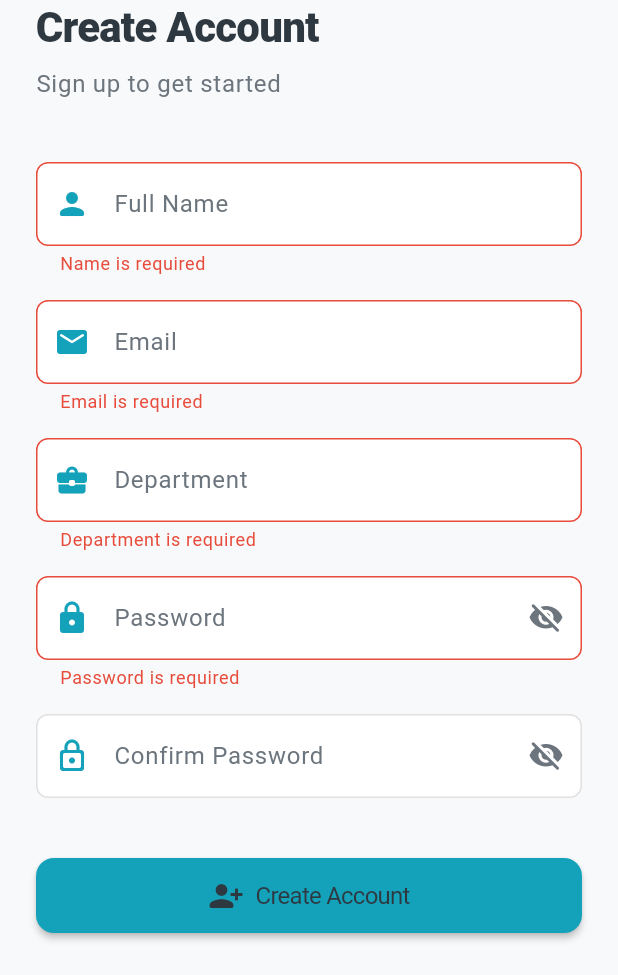
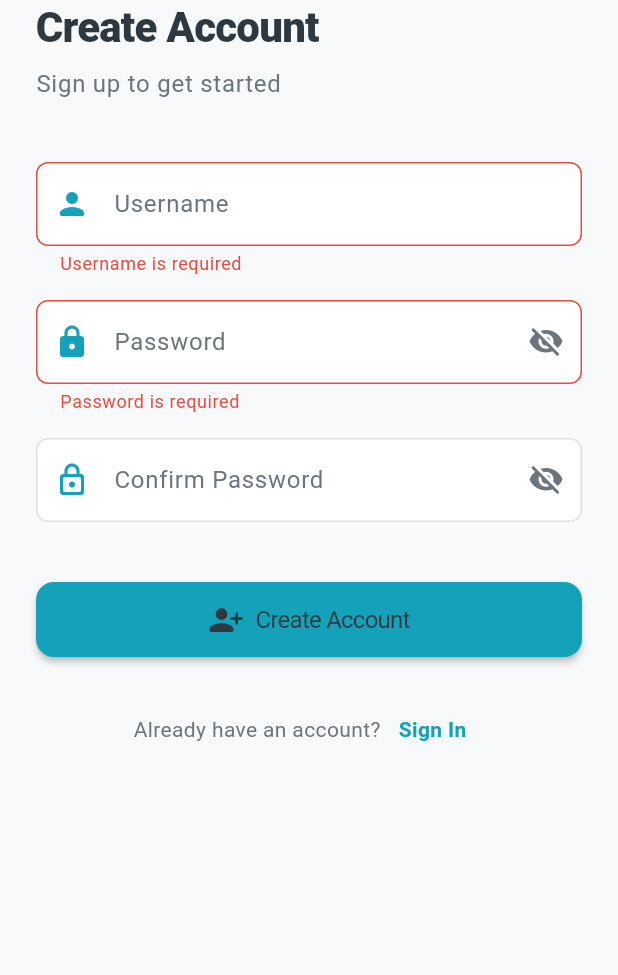
Before and after one commit to rafli4514/absensi-magang, a Flutter app: the RegisterScreen screen opened by its route, after a tap on "Create Account", on a phone screen of 412 x 824 dp, the part 261-1236 px from its top. Run offline on Flutter 3.47's test engine with Material 3 defaults, Android fonts, the phone set to English and light mode, and no system bars; our stand-ins replace geolocator, image_picker, permission_handler, shared_preferences; missing offline and left inert: mobile_scanner; accounts and stored records are empty.

Commit message:
feat: integrate api auth to mobile can login and register

```diff
--- a/mobile/lib/models/user.dart
+++ b/mobile/lib/models/user.dart
@@ -1,30 +1,49 @@
 class User {
   final String id;
-  final String name;
-  final String email;
-  final String department;
-  final String position;
-  final String? profileImage;
+  final String username;
+  final String? nama; // untuk peserta magang
+  final String? email;
+  final String role;
+  final String? divisi;
+  final String? instansi;
+  final String? avatar;
+  final bool? isActive;
+  final DateTime? createdAt;
+  final DateTime? updatedAt;
   final String? token;
 
   User({
     required this.id,
-    required this.name,
-    required this.email,
-    required this.department,
-    required this.position,
-    this.profileImage,
+    required this.username,
+    this.nama,
+    this.email,
+    required this.role,
+    this.divisi,
+    this.instansi,
+    this.avatar,
+    this.isActive,
+    this.createdAt,
+    this.updatedAt,
     this.token,
   });
 
   factory User.fromJson(Map<String, dynamic> json) {
     return User(
-      id: json['id'] ?? '',
-      name: json['name'] ?? '',
-      email: json['email'] ?? '',
-      department: json['department'] ?? '',
-      position: json['position'] ?? '',
-      profileImage: json['profileImage'],
+      id: json['id']?.toString() ?? '',
+      username: json['username'] ?? '',
+      nama: json['nama'] ?? json['name'],
+      email: json['email'],
+      role: json['role']?.toLowerCase() ?? '',
+      divisi: json['divisi'],
+      instansi: json['instansi'],
+      avatar: json['avatar'],
+      isActive: json['isActive'],
+      createdAt: json['createdAt'] != null
+          ? DateTime.parse(json['createdAt'])
+          : null,
+      updatedAt: json['updatedAt'] != null
+          ? DateTime.parse(json['updatedAt'])
+          : null,
       token: json['token'],
     );
   }
@@ -32,12 +51,24 @@
   Map<String, dynamic> toJson() {
     return {
       'id': id,
-      'name': name,
-      'email': email,
-      'department': department,
-      'position': position,
-      'profileImage': profileImage,
-      'token': token,
+      'username': username,
+      if (nama != null) 'nama': nama,
+      if (email != null) 'email': email,
+      'role': role,
+      if (divisi != null) 'divisi': divisi,
+      if (instansi != null) 'instansi': instansi,
+      if (avatar != null) 'avatar': avatar,
+      if (isActive != null) 'isActive': isActive,
+      if (createdAt != null) 'createdAt': createdAt!.toIso8601String(),
+      if (updatedAt != null) 'updatedAt': updatedAt!.toIso8601String(),
     };
   }
+
+  // Helper getter untuk mendapatkan nama yang benar
+  String get displayName => nama ?? username;
+
+  // Helper getters untuk backward compatibility
+  String? get name => nama;
+  String? get department => divisi ?? instansi;
+  String? get position => role; // atau bisa diubah sesuai kebutuhan
 }
--- a/mobile/lib/providers/onboard_provider.dart
+++ b/mobile/lib/providers/onboard_provider.dart
@@ -12,7 +12,7 @@
   }
 
   Future<void> _loadOnboardStatus() async {
-    _onboardCompleted = StorageService.getBool(AppConstants.onboardSeenKey) ?? false;
+    _onboardCompleted = (await StorageService.getBool(AppConstants.onboardSeenKey)) ?? false;
     notifyListeners();
   }
 
--- a/mobile/lib/screens/auth/register_screen.dart
+++ b/mobile/lib/screens/auth/register_screen.dart
@@ -17,22 +17,26 @@
 
 class _RegisterScreenState extends State<RegisterScreen> {
   final _formKey = GlobalKey<FormState>();
-  final _nameController = TextEditingController();
-  final _emailController = TextEditingController();
+  final _usernameController = TextEditingController();
   final _passwordController = TextEditingController();
   final _confirmPasswordController = TextEditingController();
-  final _departmentController = TextEditingController();
   bool _obscurePassword = true;
   bool _obscureConfirmPassword = true;
+
+  @override
+  void dispose() {
+    _usernameController.dispose();
+    _passwordController.dispose();
+    _confirmPasswordController.dispose();
+    super.dispose();
+  }
 
   Future<void> _register() async {
     if (_formKey.currentState!.validate()) {
       final authProvider = Provider.of<AuthProvider>(context, listen: false);
       final success = await authProvider.register(
-        _nameController.text.trim(),
-        _emailController.text.trim(),
+        _usernameController.text.trim(),
         _passwordController.text.trim(),
-        _departmentController.text.trim(),
       );
 
       if (success && mounted) {
@@ -91,9 +95,9 @@
                 child: Column(
                   children: [
                     TextFormField(
-                      controller: _nameController,
+                      controller: _usernameController,
                       decoration: InputDecoration(
-                        labelText: 'Full Name',
+                        labelText: 'Username',
                         prefixIcon: Icon(
                           Icons.person_rounded,
                           color: AppThemes.primaryColor,
@@ -101,38 +105,15 @@
                         filled: true,
                         fillColor: theme.cardTheme.color,
                       ),
-                      validator: Validators.validateName,
-                      style: TextStyle(color: theme.colorScheme.onSurface),
-                    ),
-                    const SizedBox(height: 16),
-                    TextFormField(
-                      controller: _emailController,
-                      decoration: InputDecoration(
-                        labelText: 'Email',
-                        prefixIcon: Icon(
-                          Icons.email_rounded,
-                          color: AppThemes.primaryColor,
-                        ),
-                        filled: true,
-                        fillColor: theme.cardTheme.color,
-                      ),
-                      keyboardType: TextInputType.emailAddress,
-                      validator: Validators.validateEmail,
-                      style: TextStyle(color: theme.colorScheme.onSurface),
-                    ),
-                    const SizedBox(height: 16),
-                    TextFormField(
-                      controller: _departmentController,
-                      decoration: InputDecoration(
-                        labelText: 'Department',
-                        prefixIcon: Icon(
-                          Icons.business_center_rounded,
-                          color: AppThemes.primaryColor,
-                        ),
-                        filled: true,
-                        fillColor: theme.cardTheme.color,
-                      ),
-                      validator: Validators.validateDepartment,
+                      validator: (value) {
+                        if (value == null || value.isEmpty) {
+                          return 'Username is required';
+                        }
+                        if (value.length < 3) {
+                          return 'Username must be at least 3 characters';
+                        }
+                        return null;
+                      },
                       style: TextStyle(color: theme.colorScheme.onSurface),
                     ),
                     const SizedBox(height: 16),
--- a/mobile/lib/screens/profile/edit_profile_screen.dart
+++ b/mobile/lib/screens/profile/edit_profile_screen.dart
@@ -40,10 +40,10 @@
     final user = authProvider.user;
 
     if (user != null) {
-      _nameController.text = user.name;
-      _emailController.text = user.email;
-      _departmentController.text = user.department;
-      _positionController.text = user.position;
+      _nameController.text = user.displayName;
+      _emailController.text = user.email ?? '';
+      _departmentController.text = user.department ?? '';
+      _positionController.text = user.position ?? user.role;
     }
   }
 
--- a/mobile/lib/screens/profile/profile_screen.dart
+++ b/mobile/lib/screens/profile/profile_screen.dart
@@ -133,7 +133,7 @@
                               radius: 40,
                               backgroundColor: Colors.transparent,
                               child: Text(
-                                user?.name.substring(0, 1).toUpperCase() ?? 'U',
+                                (user?.name ?? user?.displayName ?? 'U').substring(0, 1).toUpperCase(),
                                 style: const TextStyle(
                                   fontSize: 32,
                                   fontWeight: FontWeight.bold,
--- a/mobile/lib/services/auth_service.dart
+++ b/mobile/lib/services/auth_service.dart
@@ -1,37 +1,112 @@
 import '../../models/user.dart';
+import '../../models/login_response.dart';
 import '../../models/api_response.dart';
 import '../../services/api_service.dart';
+import '../../services/storage_service.dart';
 import '../../utils/constants.dart';
 
 class AuthService {
-  static Future<ApiResponse<User>> login(String email, String password) async {
+  // Login untuk admin/staff (menggunakan username)
+  static Future<ApiResponse<LoginResponse>> login(
+    String username,
+    String password
+  ) async {
     final response = await ApiService().post(
       AppConstants.loginEndpoint,
       {
-        'email': email,
+        'username': username,
         'password': password,
       },
+      (data) => LoginResponse.fromJson(data),
+    );
+    return response;
+  }
+
+  // Login untuk peserta magang
+  static Future<ApiResponse<LoginResponse>> loginPesertaMagang(
+    String username,
+    String password
+  ) async {
+    final response = await ApiService().post(
+      AppConstants.loginPesertaEndpoint,
+      {
+        'username': username,
+        'password': password,
+      },
+      (data) => LoginResponse.fromJson(data),
+    );
+    return response;
+  }
+
+  // Register (sesuai dengan backend yang pakai username)
+  static Future<ApiResponse<LoginResponse>> register(
+    String username,
+    String password,
+    {String? role}
+  ) async {
+    final response = await ApiService().post(
+      AppConstants.registerEndpoint,
+      {
+        'username': username,
+        'password': password,
+        if (role != null) 'role': role,
+      },
+      (data) => LoginResponse.fromJson(data),
+    );
+    return response;
+  }
+
+  // Get profile (protected route)
+  static Future<ApiResponse<User>> getProfile() async {
+    final response = await ApiService().get(
+      AppConstants.profileEndpoint,
       (data) => User.fromJson(data),
     );
     return response;
   }
 
-  static Future<ApiResponse<User>> register(
-    String name,
-    String email,
-    String password,
-    String department
-  ) async {
-    final response = await ApiService().post(
-      AppConstants.registerEndpoint,
-      {
-        'name': name,
-        'email': email,
-        'password': password,
-        'department': department,
-      },
+  // Update profile (protected route)
+  static Future<ApiResponse<User>> updateProfile({
+    String? username,
+    String? currentPassword,
+    String? newPassword,
+  }) async {
+    final body = <String, dynamic>{};
+    if (username != null) body['username'] = username;
+    if (newPassword != null) {
+      body['newPassword'] = newPassword;
+      if (currentPassword != null) {
+        body['currentPassword'] = currentPassword;
+      }
+    }
+
+    final response = await ApiService().put(
+      AppConstants.profileEndpoint,
+      body,
       (data) => User.fromJson(data),
     );
     return response;
   }
+
+  // Refresh token
+  static Future<ApiResponse<Map<String, dynamic>>> refreshToken() async {
+    final response = await ApiService().post(
+      AppConstants.refreshTokenEndpoint,
+      {},
+      (data) => data as Map<String, dynamic>,
+    );
+    return response;
+  }
+
+  // Logout (hanya hapus token di local)
+  static Future<void> logout() async {
+    await StorageService.remove(AppConstants.tokenKey);
+    await StorageService.remove(AppConstants.userDataKey);
+  }
+
+  // Check if user is logged in
+  static Future<bool> isLoggedIn() async {
+    final token = await StorageService.getString(AppConstants.tokenKey);
+    return token != null && token.isNotEmpty;
+  }
 }
--- a/mobile/lib/services/storage_service.dart
+++ b/mobile/lib/services/storage_service.dart
@@ -11,7 +11,7 @@
     return await _prefs.setString(key, value);
   }
 
-  static String? getString(String key) {
+  static Future<String?> getString(String key) async {
     return _prefs.getString(key);
   }
 
@@ -19,7 +19,7 @@
     return await _prefs.setBool(key, value);
   }
 
-  static bool? getBool(String key) {
+  static Future<bool?> getBool(String key) async {
     return _prefs.getBool(key);
   }
 
--- a/mobile/lib/utils/constants.dart
+++ b/mobile/lib/utils/constants.dart
@@ -1,6 +1,12 @@
 class AppConstants {
   static const String appName = 'Employee App';
-  static const String baseUrl = 'https://your-api-url.com';
+
+  // Pilih salah satu sesuai yang Anda gunakan SEKARANG:
+
+  // UNCOMMENT salah satu di bawah ini:
+  static const String baseUrl = 'http://10.0.2.2:3000/api'; // Android Emulator
+  // static const String baseUrl = 'http://10.80.14.71:3000/api'; // Physical Device (IP Wi-Fi Anda)
+  // static const String baseUrl = 'http://localhost:3000/api'; // iOS Simulator
 
   // Storage keys
   static const String tokenKey = 'auth_token';
@@ -10,9 +16,12 @@
 
   // API endpoints
   static const String loginEndpoint = '/auth/login';
+  static const String loginPesertaEndpoint = '/auth/login-peserta';
   static const String registerEndpoint = '/auth/register';
-  static const String attendanceEndpoint = '/attendance';
-  static const String activitiesEndpoint = '/activities';
+  static const String profileEndpoint = '/auth/profile';
+  static const String refreshTokenEndpoint = '/auth/refresh-token';
+  static const String attendanceEndpoint = '/absensi';
+  static const String activitiesEndpoint = '/logbook';
 
   // Time constants
   static const int splashDelay = 2000;
--- a/mobile/lib/widgets/welcome_header_widget.dart
+++ b/mobile/lib/widgets/welcome_header_widget.dart
@@ -88,7 +88,7 @@
                       children: [
                         Expanded(
                           child: Text(
-                            user?.name ?? "User",
+                            user?.name ?? user?.displayName ?? "User",
                             style: TextStyle(
                               fontSize: 24,
                               fontWeight: FontWeight.w800,
```
Also changed, not shown: mobile/lib/models/login_response.dart (added, +21 -0 lines), mobile/lib/providers/auth_provider.dart (+120 -56 lines), mobile/lib/screens/auth/login_screen.dart (+12 -8 lines), mobile/lib/services/api_service.dart (+125 -8 lines), 2 other files.
